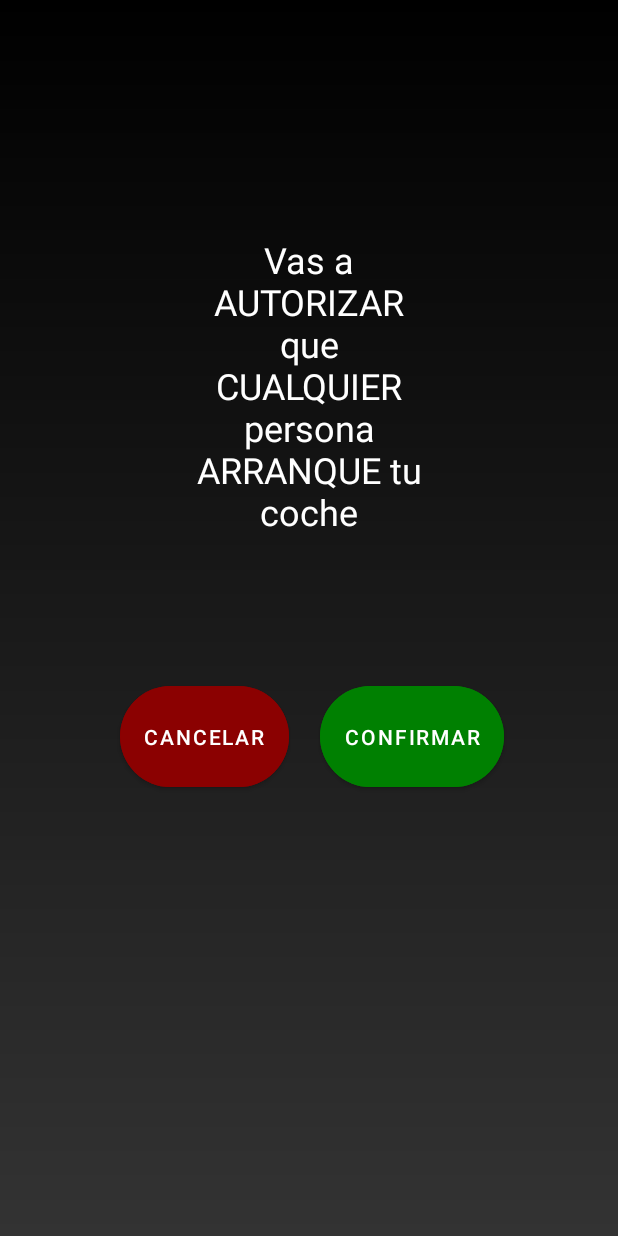
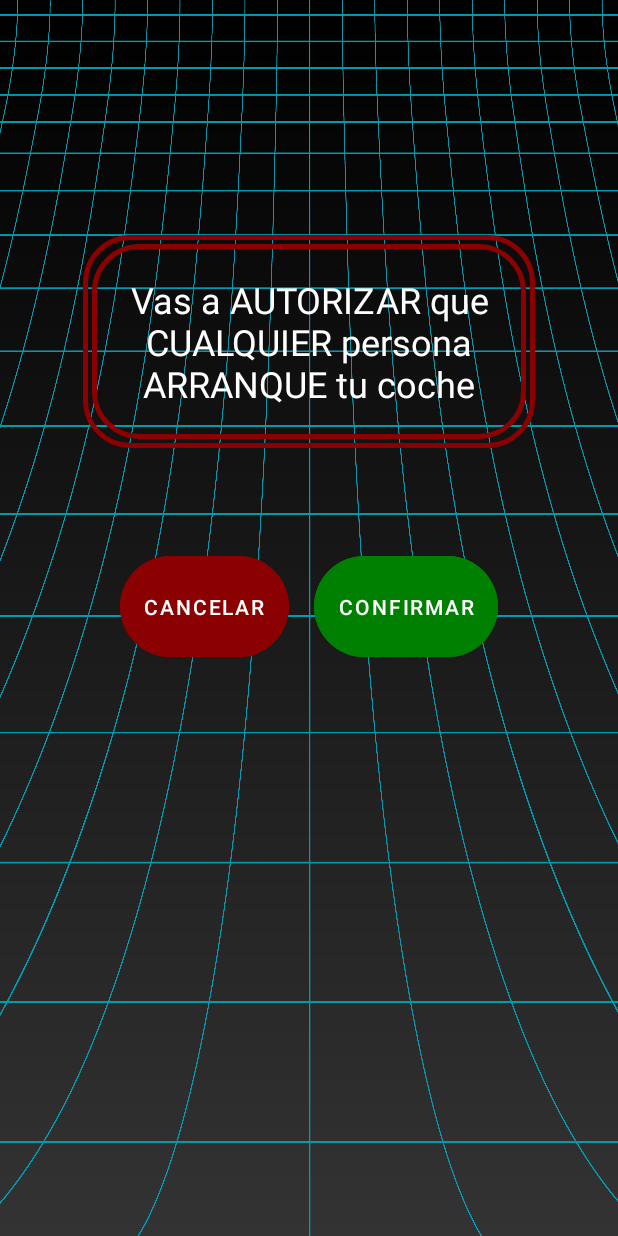
Before and after one commit to Esmecarbea/TFCCarlosFdezIESBarajas15, an Android app: the ModoTallerActivity screen opened directly, with no data from a screen before it, on a phone screen of 412 x 824 dp. Run offline under Robolectric (Android 15) with nearby library versions, the phone set to English and light mode, and no system bars.

Commit message:
feat: Ajustes en ModoTallerActivity - Parpadeo solo en el texto y marco fijo.
Se ha modificado la animación de parpadeo en ModoTallerActivity para que solo afecte al texto y no al marco.
Además, se ha aumentado la velocidad del parpadeo a 1000ms.
Tambien se ha modificado el color del marco para que sea rojo oscuro igual que el boton rojo.

```diff
--- a/app/src/main/java/com/tfc/fat13/ModoTallerActivity.kt
+++ b/app/src/main/java/com/tfc/fat13/ModoTallerActivity.kt
@@ -1,5 +1,6 @@
 package com.tfc.fat13
 
+import android.animation.ArgbEvaluator
 import android.animation.ObjectAnimator
 import android.content.Intent
 import android.os.Bundle
@@ -24,11 +25,11 @@ class ModoTallerActivity : AppCompatActivity() {
         botonConfirmar.setOnClickListener {
             // Por ahora no hacemos nada al pulsar "Confirmar"
         }
-
-        val animacionParpadeo = ObjectAnimator.ofFloat(textoModoTaller, "alpha", 1f, 0f)
-        animacionParpadeo.duration = 500 // Duración de cada parpadeo en milisegundos
-        animacionParpadeo.repeatMode = ObjectAnimator.REVERSE // Se invierte al final
-        animacionParpadeo.repeatCount = ObjectAnimator.INFINITE // Se repite infinitamente
-        animacionParpadeo.start()
+        val colorAnim = ObjectAnimator.ofInt(textoModoTaller, "textColor", 0xFFFFFFFF.toInt(), 0x00FFFFFF)
+        colorAnim.setDuration(1000)
+        colorAnim.setEvaluator(ArgbEvaluator())
+        colorAnim.setRepeatCount(ObjectAnimator.INFINITE)
+        colorAnim.setRepeatMode(ObjectAnimator.REVERSE)
+        colorAnim.start()
     }
 }
--- /dev/null
+++ b/app/src/main/res/drawable/marco_texto.xml
@@ -0,0 +1,27 @@
+<?xml version="1.0" encoding="utf-8"?>
+<layer-list xmlns:android="http://schemas.android.com/apk/res/android">
+    <!-- Sombra interior -->
+    <item>
+        <shape android:shape="rectangle">
+            <solid android:color="#00FFFFFF" />
+            <stroke
+                android:width="3dp"
+                android:color="@color/red" />
+            <corners android:radius="30dp" />
+        </shape>
+    </item>
+    <!-- Sombra exterior -->
+    <item
+        android:bottom="6dp"
+        android:left="6dp"
+        android:right="6dp"
+        android:top="6dp">
+        <shape android:shape="rectangle">
+            <solid android:color="#00FFFFFF" />
+            <stroke
+                android:width="3dp"
+                android:color="@color/red" />
+            <corners android:radius="30dp" />
+        </shape>
+    </item>
+</layer-list>
--- a/app/src/main/res/layout/activity_modo_taller.xml
+++ b/app/src/main/res/layout/activity_modo_taller.xml
@@ -6,6 +6,16 @@
     android:layout_height="match_parent"
     android:background="@drawable/background_gradient"
     tools:context=".ModoTallerActivity">
+
+    <ImageView
+        android:layout_width="0dp"
+        android:layout_height="0dp"
+        android:scaleType="fitXY"
+        android:src="@drawable/fondo_rejilla"
+        app:layout_constraintBottom_toBottomOf="parent"
+        app:layout_constraintEnd_toEndOf="parent"
+        app:layout_constraintStart_toStartOf="parent"
+        app:layout_constraintTop_toTopOf="parent" />
 
     <androidx.constraintlayout.widget.Guideline
         android:id="@+id/guideline_center"
@@ -16,10 +26,12 @@
 
     <TextView
         android:id="@+id/texto_modo_taller"
-        android:layout_width="150dp"
-        android:layout_height="243dp"
+        android:layout_width="301dp"
+        android:layout_height="142dp"
         android:layout_marginStart="16dp"
         android:layout_marginEnd="16dp"
+        android:background="@drawable/marco_texto"
+        android:gravity="center_vertical"
         android:text="@string/texto_modo_taller"
         android:textAlignment="center"
         android:textColor="@color/white"
@@ -47,7 +59,7 @@
         android:id="@+id/boton_confirmar"
         android:layout_width="wrap_content"
         android:layout_height="wrap_content"
-        android:layout_marginEnd="76dp"
+        android:layout_marginEnd="80dp"
         android:backgroundTint="@color/green"
         android:paddingVertical="24dp"
         android:text="@string/confirmar"
```
